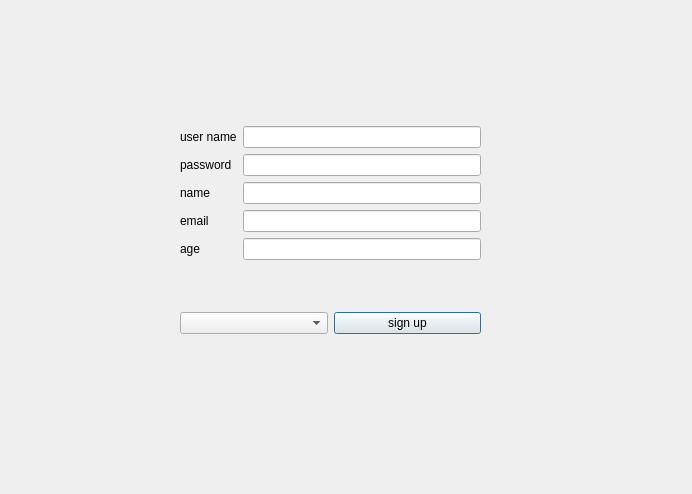
amirsoleimani7/qt_login, file login_pag/signup.ui: the form before one commit.
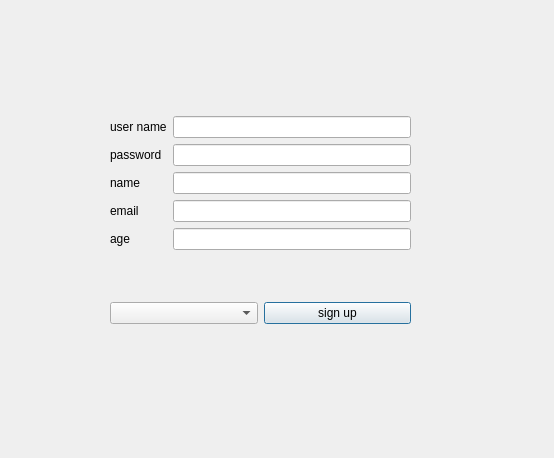
The form after the commit.

Commit message: gender combobox fixedgit add .

The edit to the form file:
```diff
--- a/login_pag/signup.ui
+++ b/login_pag/signup.ui
@@ -6,8 +6,8 @@
    <rect>
     <x>0</x>
     <y>0</y>
-    <width>692</width>
-    <height>494</height>
+    <width>554</width>
+    <height>458</height>
    </rect>
   </property>
   <property name="windowTitle">
@@ -16,8 +16,8 @@
   <widget class="QWidget" name="">
    <property name="geometry">
     <rect>
-     <x>180</x>
-     <y>80</y>
+     <x>110</x>
+     <y>70</y>
      <width>301</width>
      <height>301</height>
     </rect>
```
The commit also changes 4 other files.
